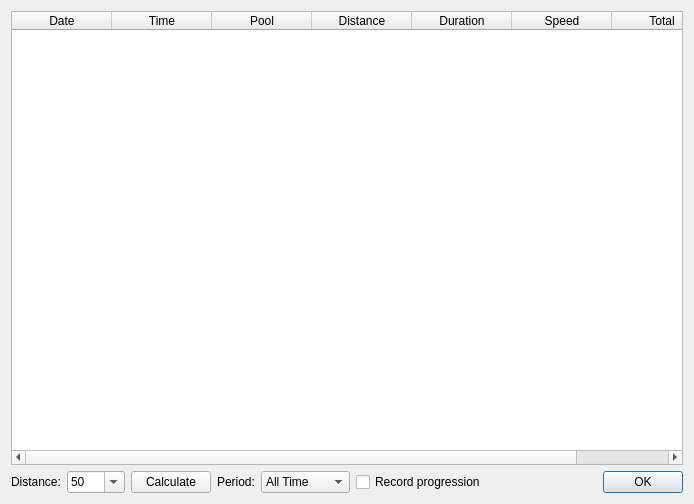
This is ui/besttimesimpl.ui in ihewitt/poolviewer as Qt 5 draws it before an edit. The edited form follows.
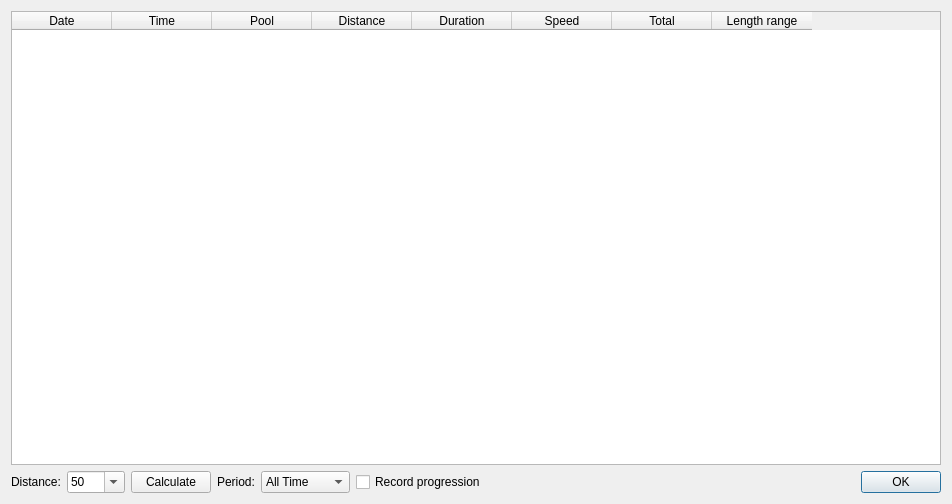
This is the edited form.

Commit message:
Add information about time range: slowest lane - fastest lane. Was not sure whether to add this or the std deviation...
Andrea

Patch:
```diff
--- a/ui/besttimesimpl.ui
+++ b/ui/besttimesimpl.ui
@@ -6,7 +6,7 @@
    <rect>
     <x>0</x>
     <y>0</y>
-    <width>694</width>
+    <width>952</width>
     <height>504</height>
    </rect>
   </property>
@@ -113,6 +113,11 @@
        <string>Total</string>
       </property>
      </column>
+     <column>
+      <property name="text">
+       <string>Length range</string>
+      </property>
+     </column>
     </widget>
    </item>
    <item row="2" column="3">
```
The commit also changes 1 other file.
